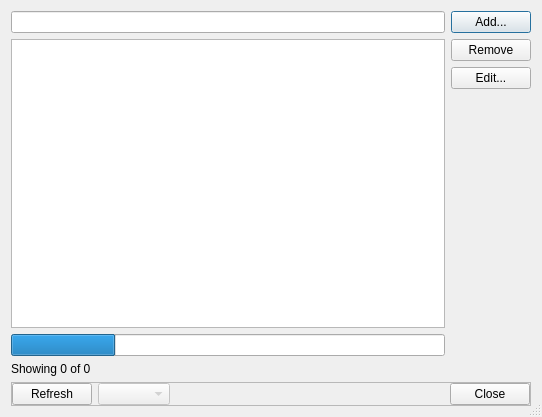
3drepo/3drepogui, file forms/repodialogusermanager.ui: the form before one commit.
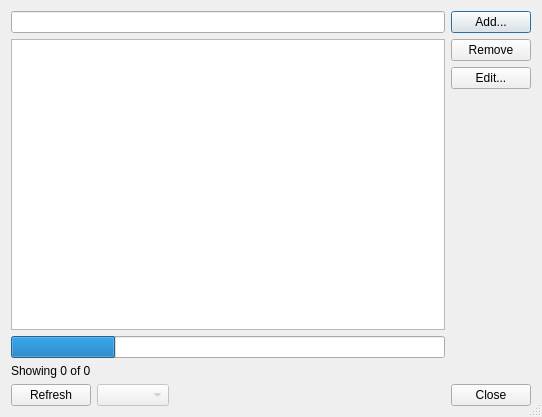
The form after the commit. Custom widgets are drawn as their Qt base class.

```diff
--- a/forms/repodialogusermanager.ui
+++ b/forms/repodialogusermanager.ui
@@ -189,10 +189,13 @@
    <item>
     <widget class="QFrame" name="frame">
      <property name="frameShape">
-      <enum>QFrame::StyledPanel</enum>
+      <enum>QFrame::NoFrame</enum>
      </property>
      <property name="frameShadow">
-      <enum>QFrame::Raised</enum>
+      <enum>QFrame::Plain</enum>
+     </property>
+     <property name="lineWidth">
+      <number>0</number>
      </property>
      <layout class="QHBoxLayout" name="horizontalLayout">
       <property name="leftMargin">
```
